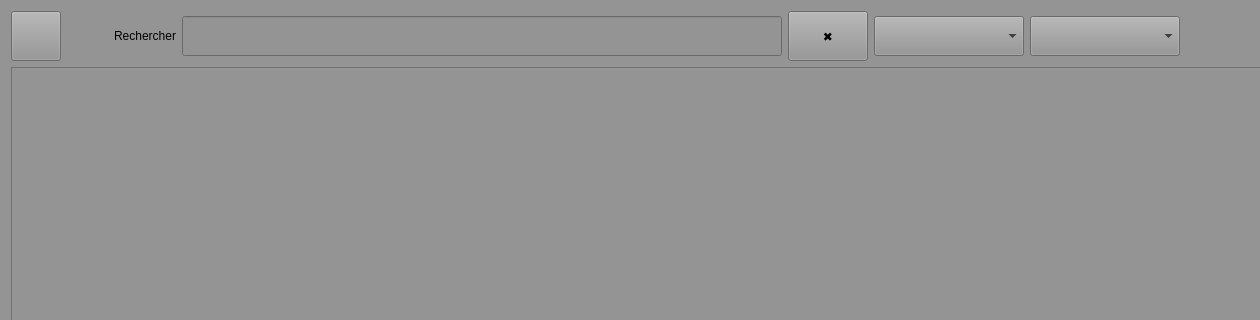
Old version of the form inventaire.ui in the repository Eliasgnd/Eau-couper_by_AE; both pictures show x 0 to 1260 and y 0 to 320 of the 1353 by 824 pixel window.
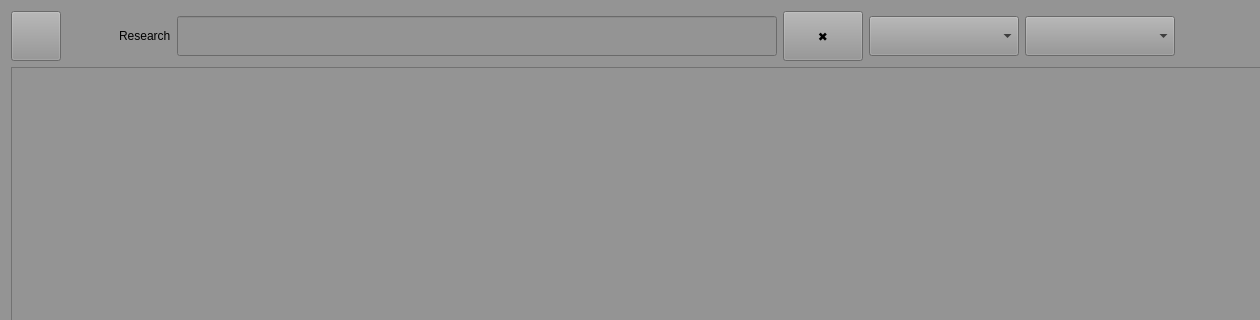
New version of the form. Icons and pictures are not drawn.

Diff of the .ui file:
```diff
--- a/inventaire.ui
+++ b/inventaire.ui
@@ -76,7 +76,7 @@
         <number>1</number>
        </property>
        <property name="text">
-        <string>Rechercher</string>
+        <string>Research</string>
        </property>
        <property name="textFormat">
         <enum>Qt::TextFormat::AutoText</enum>
```
Left out of the diff: 4 changed lines with no effect on the pictures.
